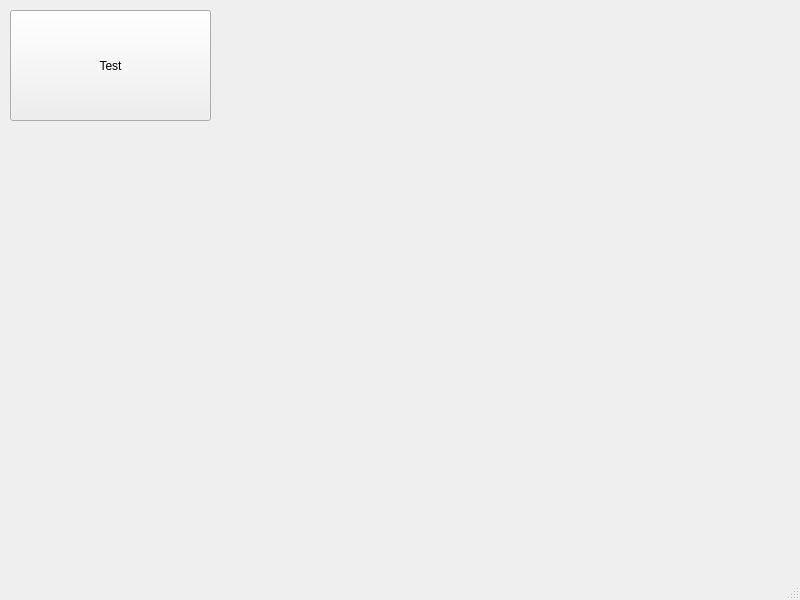
This is src/gui/mainwindow.ui in federeghe/olinuxino-aerolab as Qt 5 draws it before an edit. The edited form follows.
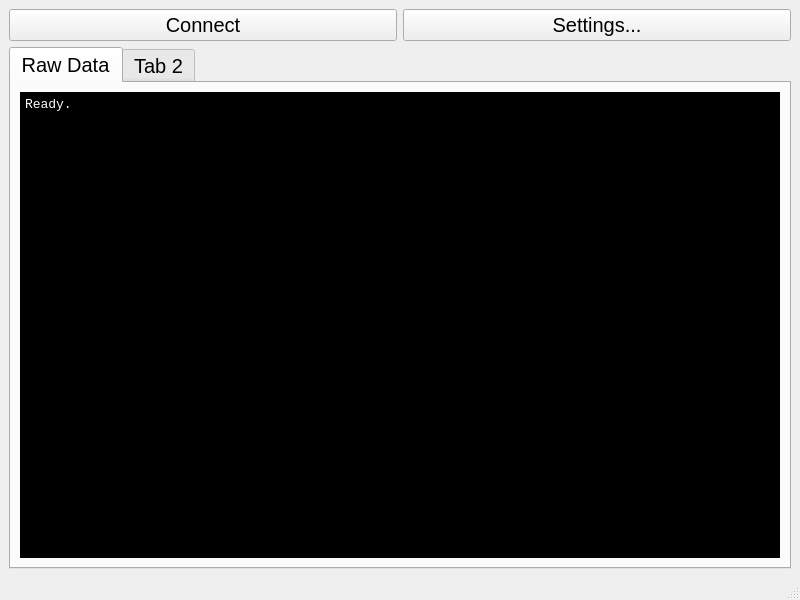
This is the edited form.

```diff
--- a/src/gui/mainwindow.ui
+++ b/src/gui/mainwindow.ui
@@ -14,19 +14,83 @@
    <string>MainWindow</string>
   </property>
   <widget class="QWidget" name="centralwidget">
-   <widget class="QPushButton" name="pushButton">
-    <property name="geometry">
-     <rect>
-      <x>10</x>
-      <y>10</y>
-      <width>201</width>
-      <height>111</height>
-     </rect>
-    </property>
-    <property name="text">
-     <string>Test</string>
-    </property>
-   </widget>
+   <layout class="QVBoxLayout" name="verticalLayout">
+    <item>
+     <layout class="QHBoxLayout" name="horizontalLayout">
+      <item>
+       <widget class="QPushButton" name="connectButton">
+        <property name="font">
+         <font>
+          <pointsize>15</pointsize>
+         </font>
+        </property>
+        <property name="text">
+         <string>Connect</string>
+        </property>
+       </widget>
+      </item>
+      <item>
+       <widget class="QPushButton" name="settingsButton">
+        <property name="font">
+         <font>
+          <pointsize>15</pointsize>
+         </font>
+        </property>
+        <property name="text">
+         <string>Settings...</string>
+        </property>
+       </widget>
+      </item>
+     </layout>
+    </item>
+    <item>
+     <widget class="QTabWidget" name="tabWidget">
+      <property name="font">
+       <font>
+        <pointsize>15</pointsize>
+       </font>
+      </property>
+      <widget class="QWidget" name="rawTab">
+       <attribute name="title">
+        <string>Raw Data</string>
+       </attribute>
+       <layout class="QHBoxLayout" name="horizontalLayout_2">
+        <item>
+         <widget class="QTextEdit" name="rawDataEdit">
+          <property name="font">
+           <font>
+            <family>Monospace</family>
+            <pointsize>10</pointsize>
+           </font>
+          </property>
+          <property name="styleSheet">
+           <string notr="true">background-color:black;
+color:white;</string>
+          </property>
+          <property name="readOnly">
+           <bool>true</bool>
+          </property>
+          <property name="html">
+           <string>&lt;!DOCTYPE HTML PUBLIC &quot;-//W3C//DTD HTML 4.0//EN&quot; &quot;http://www.w3.org/TR/REC-html40/strict.dtd&quot;&gt;
+&lt;html&gt;&lt;head&gt;&lt;meta name=&quot;qrichtext&quot; content=&quot;1&quot; /&gt;&lt;style type=&quot;text/css&quot;&gt;
+p, li { white-space: pre-wrap; }
+&lt;/style&gt;&lt;/head&gt;&lt;body style=&quot; font-family:'Monospace'; font-size:10pt; font-weight:400; font-style:normal;&quot;&gt;
+&lt;p style=&quot; margin-top:0px; margin-bottom:0px; margin-left:0px; margin-right:0px; -qt-block-indent:0; text-indent:0px;&quot;&gt;Ready.&lt;/p&gt;&lt;/body&gt;&lt;/html&gt;</string>
+          </property>
+         </widget>
+        </item>
+       </layout>
+      </widget>
+      <widget class="QWidget" name="tab_2">
+       <attribute name="title">
+        <string>Tab 2</string>
+       </attribute>
+      </widget>
+     </widget>
+    </item>
+   </layout>
+   <zorder>horizontalLayoutWidget</zorder>
+   <zorder>tabWidget</zorder>
   </widget>
   <widget class="QStatusBar" name="statusbar"/>
  </widget>
```
